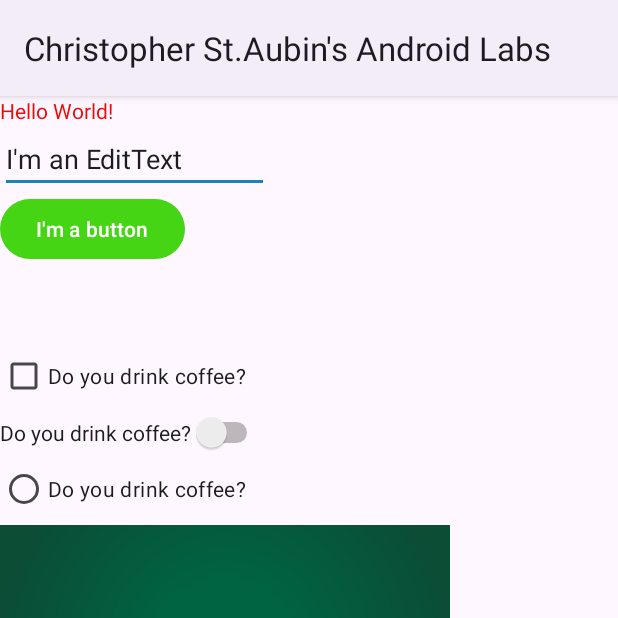
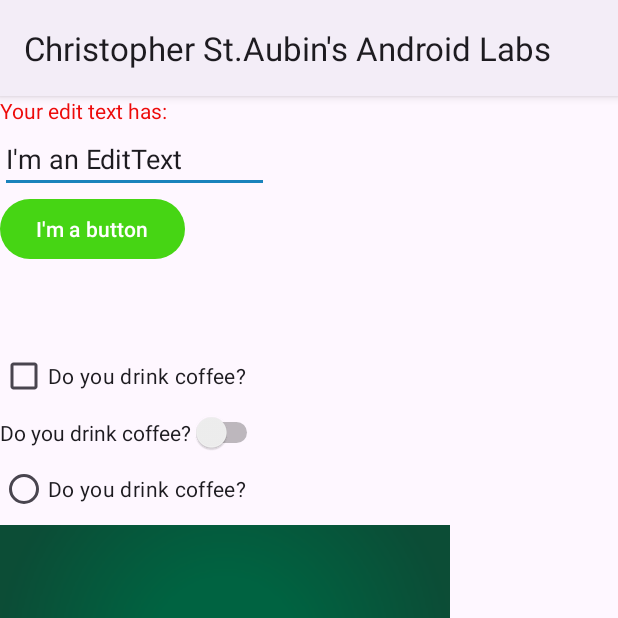
Before and after one commit to Staubs92/Christopher_St.Aubin_Android_Labs, an Android app: the screen it shows after launch (MainActivity), on a phone screen of 412 x 824 dp, the top half of it. Run offline under Robolectric (Android 15) with nearby library versions, the phone set to English and light mode, and no system bars.

Commit message:
Finished week 2 with minor bug fixes with professors help

```diff
--- a/app/src/main/java/algonquin/cst2335/ui/MainActivity.java
+++ b/app/src/main/java/algonquin/cst2335/ui/MainActivity.java
@@ -52,12 +52,15 @@ public class MainActivity extends AppCompatActivity {
                     Toast.makeText(this, message, Toast.LENGTH_SHORT).show();
                 });
 
-        variableBinding.textview.setText((CharSequence) model.editString);
+        variableBinding.textview.setText( model.editString.getValue());
         variableBinding.mybutton.setOnClickListener( vw ->
         {
             model.editString.postValue(variableBinding.myedittext.getText().toString());
-            variableBinding.textview.setText("Your edit text has: " + model.editString);
+           ;
         });
 
+        model.editString.observe(this, newString ->
+        {    variableBinding.textview.setText("Your edit text has: " + newString) ; }
+        );
     }
 }
```
